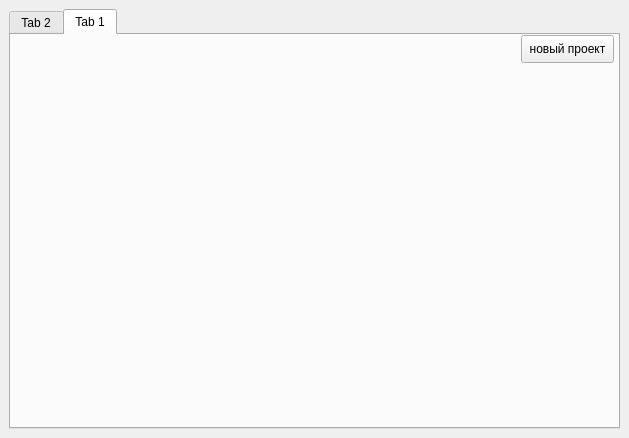
This is client/include/mainwindow.ui in cowboymalboro1884/MessLess as Qt 5 draws it before an edit. The edited form follows.
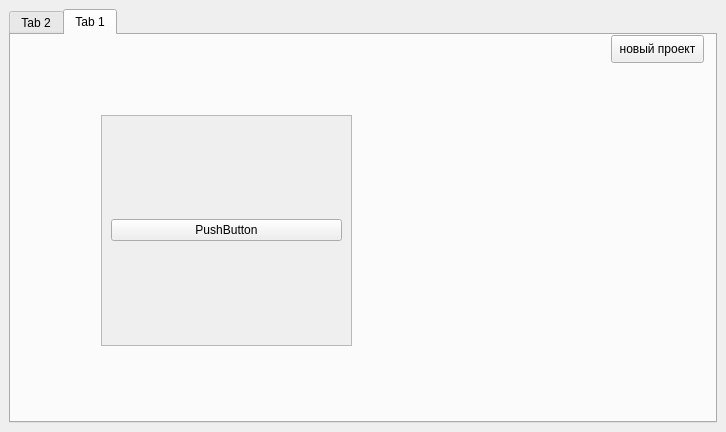
This is the edited form.

Diff of the .ui file:
```diff
--- a/client/include/mainwindow.ui
+++ b/client/include/mainwindow.ui
@@ -6,8 +6,8 @@
    <rect>
     <x>0</x>
     <y>0</y>
-    <width>629</width>
-    <height>438</height>
+    <width>726</width>
+    <height>432</height>
    </rect>
   </property>
   <property name="windowTitle">
@@ -47,7 +47,7 @@
        <widget class="QPushButton" name="newProjetButton">
         <property name="geometry">
          <rect>
-          <x>510</x>
+          <x>600</x>
           <y>0</y>
           <width>93</width>
           <height>28</height>
@@ -57,6 +57,38 @@
          <string>новый проект</string>
         </property>
        </widget>
+       <widget class="QScrollArea" name="scrollArea">
+        <property name="geometry">
+         <rect>
+          <x>90</x>
+          <y>80</y>
+          <width>251</width>
+          <height>231</height>
+         </rect>
+        </property>
+        <property name="widgetResizable">
+         <bool>true</bool>
+        </property>
+        <widget class="QWidget" name="scrollAreaWidgetContents">
+         <property name="geometry">
+          <rect>
+           <x>0</x>
+           <y>0</y>
+           <width>249</width>
+           <height>229</height>
+          </rect>
+         </property>
+         <layout class="QVBoxLayout" name="verticalLayout_2">
+          <item>
+           <widget class="QPushButton" name="pushButton">
+            <property name="text">
+             <string>PushButton</string>
+            </property>
+           </widget>
+          </item>
+         </layout>
+        </widget>
+       </widget>
       </widget>
      </widget>
     </item>
```
